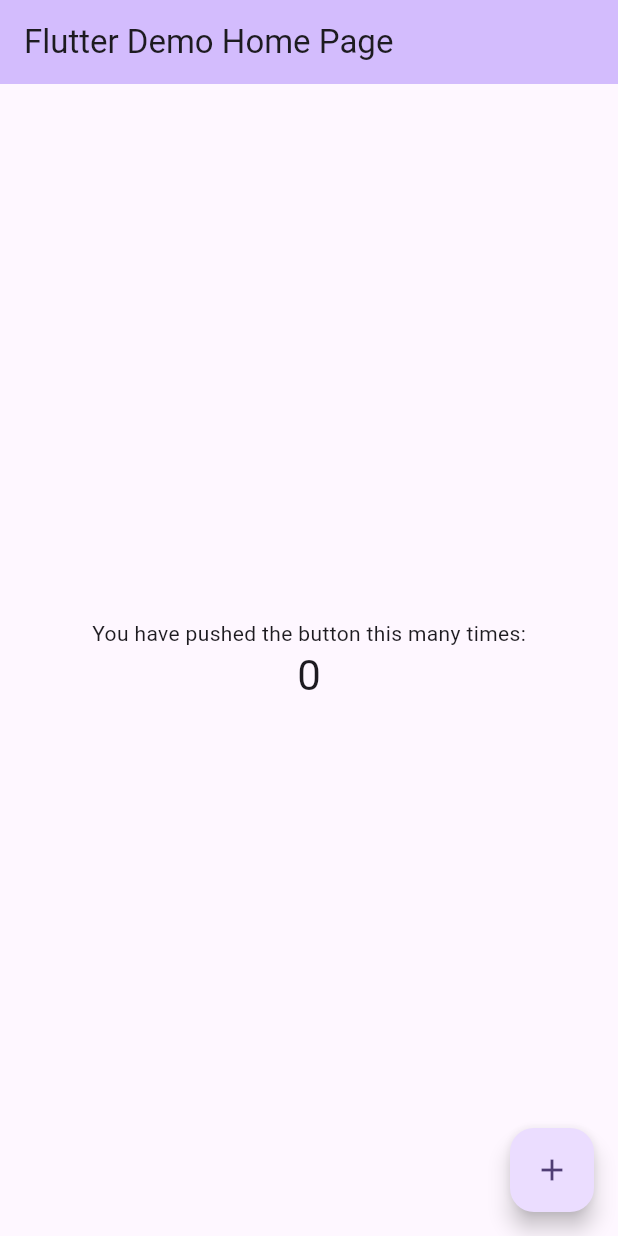
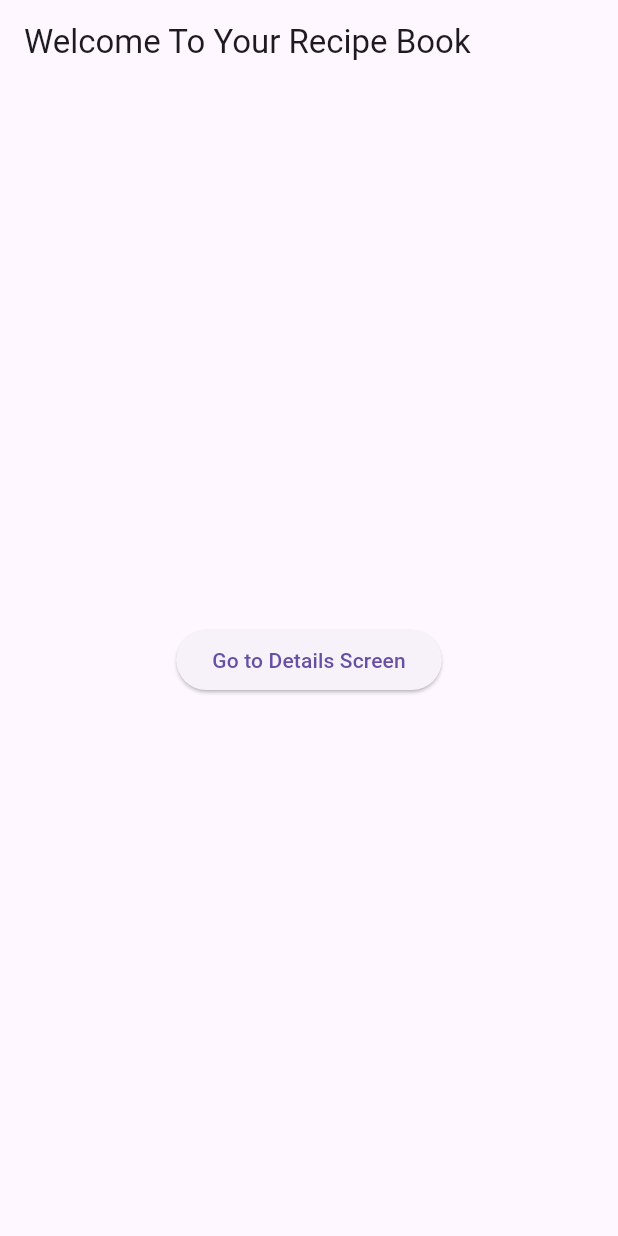
Before and after one commit to SaieshI/recipe_book_app, a Flutter app: the screen it shows after launch, on a phone screen of 412 x 824 dp. Run offline on Flutter 3.47's test engine with Material 3 defaults, Android fonts, the phone set to English and light mode, and no system bars.

Commit message:
Navigation Between Screens

```diff
--- /dev/null
+++ b/lib/detailsScreen.dart
@@ -0,0 +1,14 @@
+import 'package:flutter/material.dart';
+
+class DetailsScreen extends StatelessWidget {
+    @override
+    Widget build(BuildContext context) {
+        return Scaffold(
+        appBar: AppBar(title: Text('Details Screen')),
+        body: Center(
+            child: Text('Welcome to Details Screen!',
+                style: TextStyle(fontSize: 20)),
+            ),
+        );
+    }
+}
--- /dev/null
+++ b/lib/homeScreen.dart
@@ -0,0 +1,19 @@
+import 'package:flutter/material.dart';
+import 'detailsScreen.dart';
+
+class HomeScreen extends StatelessWidget {
+    @override
+    Widget build(BuildContext context) {
+        return Scaffold(
+        appBar: AppBar(title: Text('Welcome To Your Recipe Book')),
+        body: Center(
+            child: ElevatedButton(
+            onPressed: () {
+                Navigator.pushNamed(context, '/details');
+            },
+            child: Text('Go to Details Screen'),
+            ),
+        ),
+        );
+    }
+}
--- a/lib/main.dart
+++ b/lib/main.dart
@@ -1,125 +1,21 @@
 import 'package:flutter/material.dart';
+import 'homeScreen.dart';
+import 'detailsScreen.dart';
 
 void main() {
-  runApp(const MyApp());
+  runApp(MyApp());
 }
 
 class MyApp extends StatelessWidget {
-  const MyApp({super.key});
-
-  // This widget is the root of your application.
   @override
   Widget build(BuildContext context) {
     return MaterialApp(
-      title: 'Flutter Demo',
-      theme: ThemeData(
-        // This is the theme of your application.
-        //
-        // TRY THIS: Try running your application with "flutter run". You'll see
-        // the application has a purple toolbar. Then, without quitting the app,
-        // try changing the seedColor in the colorScheme below to Colors.green
-        // and then invoke "hot reload" (save your changes or press the "hot
-        // reload" button in a Flutter-supported IDE, or press "r" if you used
-        // the command line to start the app).
-        //
-        // Notice that the counter didn't reset back to zero; the application
-        // state is not lost during the reload. To reset the state, use hot
-        // restart instead.
-        //
-        // This works for code too, not just values: Most code changes can be
-        // tested with just a hot reload.
-        colorScheme: ColorScheme.fromSeed(seedColor: Colors.deepPurple),
-        useMaterial3: true,
-      ),
-      home: const MyHomePage(title: 'Flutter Demo Home Page'),
+      title: 'Flutter Navigation',
+      initialRoute: '/',
+      routes: {
+        '/': (context) => HomeScreen(),
+        '/details': (context) => DetailsScreen(),
+      },
     );
   }
 }
-
-class MyHomePage extends StatefulWidget {
-  const MyHomePage({super.key, required this.title});
-
-  // This widget is the home page of your application. It is stateful, meaning
-  // that it has a State object (defined below) that contains fields that affect
-  // how it looks.
-
-  // This class is the configuration for the state. It holds the values (in this
-  // case the title) provided by the parent (in this case the App widget) and
-  // used by the build method of the State. Fields in a Widget subclass are
-  // always marked "final".
-
-  final String title;
-
-  @override
-  State<MyHomePage> createState() => _MyHomePageState();
-}
-
-class _MyHomePageState extends State<MyHomePage> {
-  int _counter = 0;
-
-  void _incrementCounter() {
-    setState(() {
-      // This call to setState tells the Flutter framework that something has
-      // changed in this State, which causes it to rerun the build method below
-      // so that the display can reflect the updated values. If we changed
-      // _counter without calling setState(), then the build method would not be
-      // called again, and so nothing would appear to happen.
-      _counter++;
-    });
-  }
-
-  @override
-  Widget build(BuildContext context) {
-    // This method is rerun every time setState is called, for instance as done
-    // by the _incrementCounter method above.
-    //
-    // The Flutter framework has been optimized to make rerunning build methods
-    // fast, so that you can just rebuild anything that needs updating rather
-    // than having to individually change instances of widgets.
-    return Scaffold(
-      appBar: AppBar(
-        // TRY THIS: Try changing the color here to a specific color (to
-        // Colors.amber, perhaps?) and trigger a hot reload to see the AppBar
-        // change color while the other colors stay the same.
-        backgroundColor: Theme.of(context).colorScheme.inversePrimary,
-        // Here we take the value from the MyHomePage object that was created by
-        // the App.build method, and use it to set our appbar title.
-        title: Text(widget.title),
-      ),
-      body: Center(
-        // Center is a layout widget. It takes a single child and positions it
-        // in the middle of the parent.
-        child: Column(
-          // Column is also a layout widget. It takes a list of children and
-          // arranges them vertically. By default, it sizes itself to fit its
-          // children horizontally, and tries to be as tall as its parent.
-          //
-          // Column has various properties to control how it sizes itself and
-          // how it positions its children. Here we use mainAxisAlignment to
-          // center the children vertically; the main axis here is the vertical
-          // axis because Columns are vertical (the cross axis would be
-          // horizontal).
-          //
-          // TRY THIS: Invoke "debug painting" (choose the "Toggle Debug Paint"
-          // action in the IDE, or press "p" in the console), to see the
-          // wireframe for each widget.
-          mainAxisAlignment: MainAxisAlignment.center,
-          children: <Widget>[
-            const Text(
-              'You have pushed the button this many times:',
-            ),
-            Text(
-              '$_counter',
-              style: Theme.of(context).textTheme.headlineMedium,
-            ),
-          ],
-        ),
-      ),
-      floatingActionButton: FloatingActionButton(
-        onPressed: _incrementCounter,
-        tooltip: 'Increment',
-        child: const Icon(Icons.add),
-      ), // This trailing comma makes auto-formatting nicer for build methods.
-    );
-  }
-}
```
